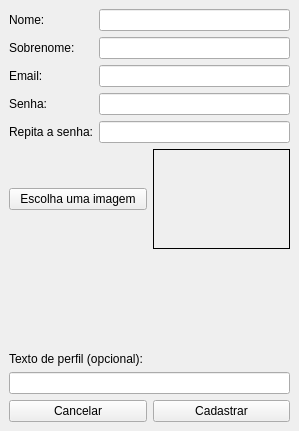
First picture: the form in fontes/QTCC_Qt/ui/cadastre_se.ui, repository ricardopetrere/TCC_FTT, before the edit.
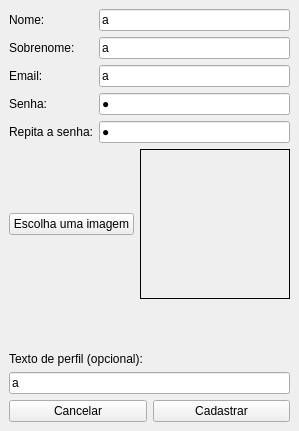
Second picture: the form after the edit. Icons and pictures are not drawn.

```diff
--- a/fontes/QTCC_Qt/ui/cadastre_se.ui
+++ b/fontes/QTCC_Qt/ui/cadastre_se.ui
@@ -27,7 +27,11 @@
          </widget>
         </item>
         <item row="0" column="1">
-         <widget class="QLineEdit" name="lineNome"/>
+         <widget class="QLineEdit" name="lineNome">
+          <property name="text">
+           <string>a</string>
+          </property>
+         </widget>
         </item>
         <item row="1" column="0">
          <widget class="QLabel" name="lblSobrenome">
@@ -37,7 +41,11 @@
          </widget>
         </item>
         <item row="1" column="1">
-         <widget class="QLineEdit" name="lineSobrenome"/>
+         <widget class="QLineEdit" name="lineSobrenome">
+          <property name="text">
+           <string>a</string>
+          </property>
+         </widget>
         </item>
         <item row="2" column="0">
          <widget class="QLabel" name="lblEmail">
@@ -47,7 +55,11 @@
          </widget>
         </item>
         <item row="2" column="1">
-         <widget class="QLineEdit" name="lineEmail"/>
+         <widget class="QLineEdit" name="lineEmail">
+          <property name="text">
+           <string>a</string>
+          </property>
+         </widget>
         </item>
         <item row="3" column="0">
          <widget class="QLabel" name="lblSenha">
@@ -61,6 +73,9 @@
           <property name="inputMethodHints">
            <set>Qt::ImhHiddenText|Qt::ImhNoAutoUppercase|Qt::ImhNoPredictiveText|Qt::ImhSensitiveData</set>
           </property>
+          <property name="text">
+           <string>a</string>
+          </property>
           <property name="echoMode">
            <enum>QLineEdit::Password</enum>
           </property>
@@ -78,6 +93,9 @@
           <property name="inputMethodHints">
            <set>Qt::ImhHiddenText|Qt::ImhNoAutoUppercase|Qt::ImhNoPredictiveText|Qt::ImhSensitiveData</set>
           </property>
+          <property name="text">
+           <string>a</string>
+          </property>
           <property name="echoMode">
            <enum>QLineEdit::Password</enum>
           </property>
@@ -102,14 +120,14 @@
             </property>
             <property name="minimumSize">
              <size>
-              <width>100</width>
-              <height>100</height>
+              <width>150</width>
+              <height>150</height>
              </size>
             </property>
             <property name="maximumSize">
              <size>
-              <width>300</width>
-              <height>300</height>
+              <width>150</width>
+              <height>150</height>
              </size>
             </property>
             <property name="baseSize">
@@ -122,7 +140,10 @@
              <enum>QFrame::Box</enum>
             </property>
             <property name="text">
-             <string>&lt;Imagem&gt;</string>
+             <string/>
+            </property>
+            <property name="pixmap">
+             <pixmap resource="../QTCC_Qt.qrc">:/images/1415099481_user-64.png</pixmap>
             </property>
             <property name="scaledContents">
              <bool>true</bool>
@@ -162,6 +183,9 @@
             <verstretch>0</verstretch>
            </sizepolicy>
           </property>
+          <property name="text">
+           <string>a</string>
+          </property>
          </widget>
         </item>
        </layout>
```
Left out of the diff: 39 changed lines with no effect on the pictures.
